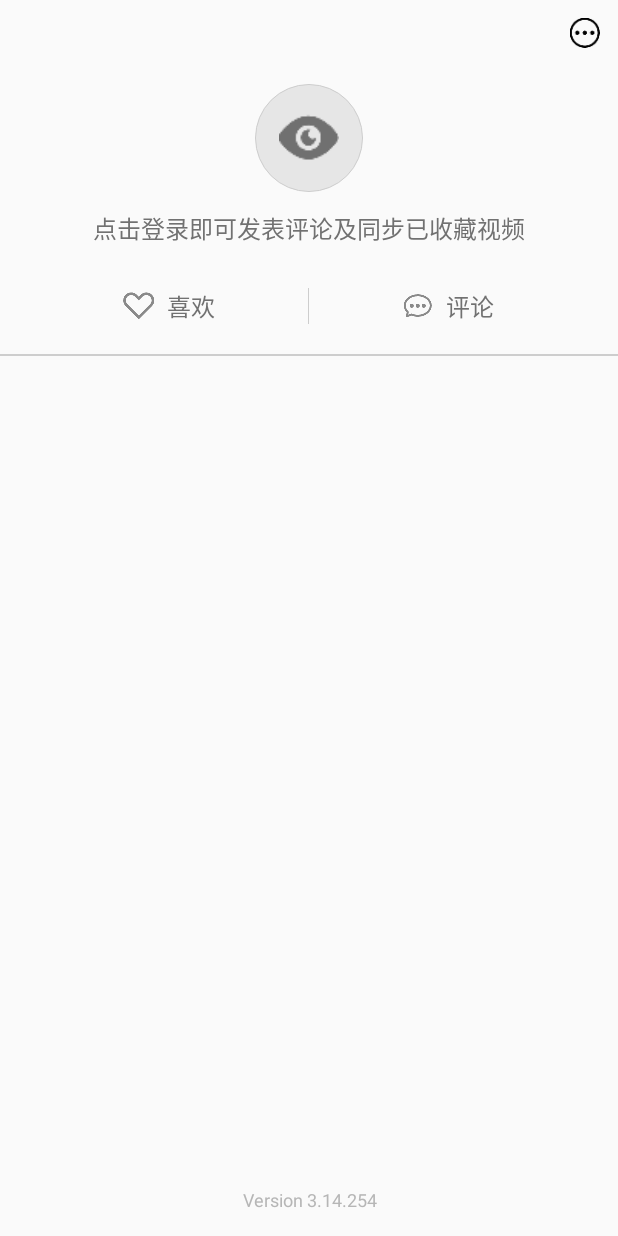
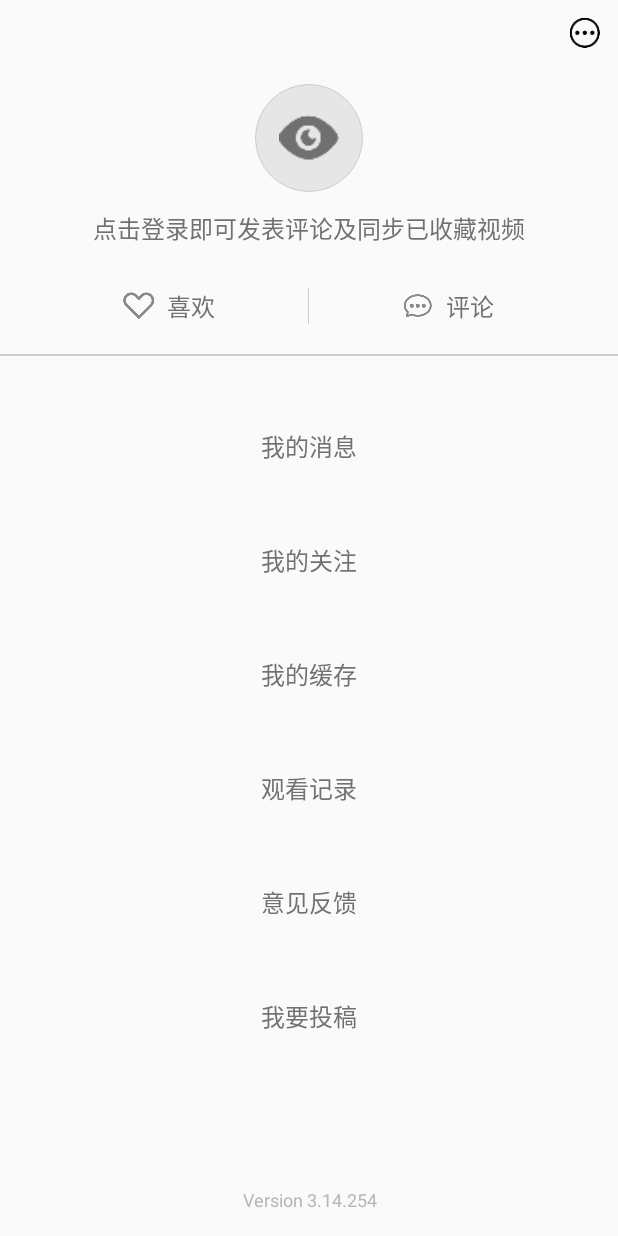
Before and after one commit to Penoder/Rockin, an Android app: the fragment PersonFragment shown on its own in the app's theme, on a phone screen of 412 x 824 dp. Run offline under Robolectric (Android 15) with nearby library versions, the phone set to English and light mode, and no system bars; our stand-ins replace CircleImageView, EventBus, data binding.

Commit message:
2018/01/16

```diff
--- /dev/null
+++ b/app/src/main/res/drawable/selector_txt_press_black_to_grey.xml
@@ -0,0 +1,5 @@
+<?xml version="1.0" encoding="utf-8"?>
+<selector xmlns:android="http://schemas.android.com/apk/res/android">
+    <item android:color="@color/dividerBlack" android:state_pressed="true" />
+    <item android:color="@color/secondTextBlack" android:state_pressed="false" />
+</selector>
--- a/app/src/main/res/layout/fragment_person.xml
+++ b/app/src/main/res/layout/fragment_person.xml
@@ -10,9 +10,9 @@
 
     <LinearLayout
         android:layout_width="match_parent"
+        android:layout_height="match_parent"
         android:gravity="center_horizontal"
-        android:orientation="vertical"
-        android:layout_height="match_parent">
+        android:orientation="vertical">
 
         <FrameLayout
             android:layout_width="match_parent"
@@ -105,8 +105,76 @@
         <com.rockin.widget.CustomScrollView
             android:layout_width="match_parent"
             android:layout_height="0dip"
-            android:layout_weight="1">
+            android:layout_weight="1"
+            android:overScrollMode="never"
+            android:scrollbars="none">
 
+            <LinearLayout
+                android:layout_width="match_parent"
+                android:layout_height="match_parent"
+                android:orientation="vertical">
+
+                <TextView
+                    android:layout_width="match_parent"
+                    android:layout_height="wrap_content"
+                    android:layout_marginBottom="@dimen/dimen_12"
+                    android:layout_marginTop="@dimen/dimen_48"
+                    android:gravity="center"
+                    android:text="@string/my_message"
+                    android:textColor="@drawable/selector_txt_press_black_to_grey"
+                    android:textSize="@dimen/title_size" />
+
+                <TextView
+                    android:layout_width="match_parent"
+                    android:layout_height="wrap_content"
+                    android:layout_marginBottom="@dimen/dimen_12"
+                    android:layout_marginTop="@dimen/dimen_40"
+                    android:gravity="center"
+                    android:text="@string/my_attention"
+                    android:textColor="@drawable/selector_txt_press_black_to_grey"
+                    android:textSize="@dimen/title_size" />
+
+                <TextView
+                    android:layout_width="match_parent"
+                    android:layout_height="wrap_content"
+                    android:layout_marginBottom="@dimen/dimen_12"
+                    android:layout_marginTop="@dimen/dimen_40"
+                    android:gravity="center"
+                    android:text="@string/my_cache"
+                    android:textColor="@drawable/selector_txt_press_black_to_grey"
+                    android:textSize="@dimen/title_size" />
+
+                <TextView
+                    android:layout_width="match_parent"
+                    android:layout_height="wrap_content"
+                    android:layout_marginBottom="@dimen/dimen_12"
+                    android:layout_marginTop="@dimen/dimen_40"
+                    android:gravity="center"
+                    android:text="@string/watch_record"
+                    android:textColor="@drawable/selector_txt_press_black_to_grey"
+                    android:textSize="@dimen/title_size" />
+
+                <TextView
+                    android:layout_width="match_parent"
+                    android:layout_height="wrap_content"
+                    android:layout_marginBottom="@dimen/dimen_12"
+                    android:layout_marginTop="@dimen/dimen_40"
+                    android:gravity="center"
+                    android:text="@string/feedback"
+                    android:textColor="@drawable/selector_txt_press_black_to_grey"
+                    android:textSize="@dimen/title_size" />
+
+                <TextView
+                    android:layout_width="match_parent"
+                    android:layout_height="wrap_content"
+                    android:layout_marginBottom="@dimen/dimen_20"
+                    android:layout_marginTop="@dimen/dimen_40"
+                    android:gravity="center"
+                    android:text="@string/contribute"
+                    android:textColor="@drawable/selector_txt_press_black_to_grey"
+                    android:textSize="@dimen/title_size" />
+
+            </LinearLayout>
 
         </com.rockin.widget.CustomScrollView>
 
--- a/app/src/main/res/values/strings.xml
+++ b/app/src/main/res/values/strings.xml
@@ -22,4 +22,11 @@
     <string name="input_keyword_to_found_more_video">输入标题或描述中的关键词找到更多视频</string>
     <string name="the_hottest_keyword">- 热门搜索词 -</string>
     <string name="help_to_found_video">帮你找到感兴趣的视频</string>
+    <string name="the_search_result">- 「搜索词」搜索结果共 Count 个 -</string>
+    <string name="my_message">我的消息</string>
+    <string name="my_attention">我的关注</string>
+    <string name="my_cache">我的缓存</string>
+    <string name="watch_record">观看记录</string>
+    <string name="feedback">意见反馈</string>
+    <string name="contribute">我要投稿</string>
 </resources>
```
Also changed, not shown: app/src/main/java/com/rockin/view/homepage/SearchActivity.java (+18 -0 lines), app/src/main/java/com/rockin/view/homepage/itemView/ItemSearchViewModel.java (added, +10 -0 lines), app/src/main/res/layout/activity_search.xml (+23 -3 lines), app/src/main/res/layout/item_search_result.xml (added, +17 -0 lines), app/src/main/res/drawable-xxhdpi/icon_point_blue.png (added).
